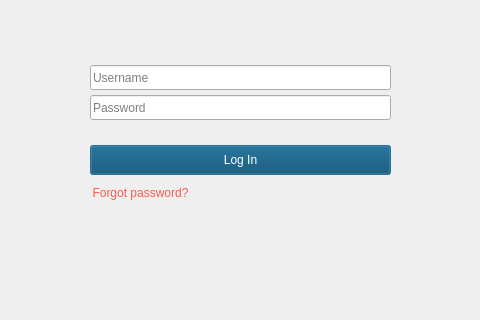
The window that LeonCam/LogIn.ui (kazimierczak-robert/LeonCam) describes before a commit, drawn with Qt 5; both pictures show x 160 to 640 and y 155 to 475 of the 800 by 600 pixel window.
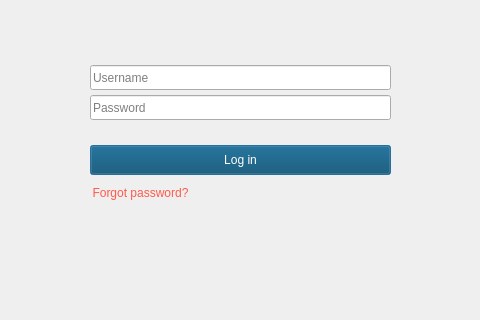
The same window after the commit. Icons and pictures are not drawn.

The edit to the form file:
```diff
--- a/LeonCam/LogIn.ui
+++ b/LeonCam/LogIn.ui
@@ -145,7 +145,7 @@
 }</string>
     </property>
     <property name="text">
-     <string>Log In</string>
+     <string>Log in</string>
     </property>
     <property name="autoDefault">
      <bool>true</bool>
```
